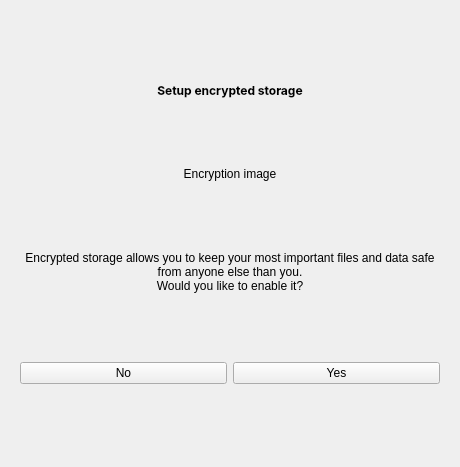
The window that encryptionmanager.ui (Quill-OS/quill) describes before a commit, drawn with Qt 5.
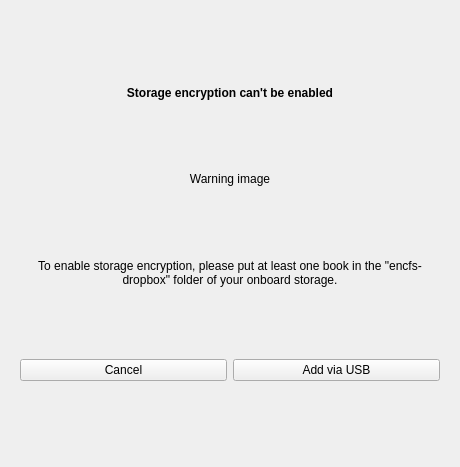
The same window after the commit. The open tabs and pages were chosen to show the change.

Commit message: Storage encryption is slowly getting ready

```diff
--- a/encryptionmanager.ui
+++ b/encryptionmanager.ui
@@ -451,6 +451,142 @@
        </item>
       </layout>
      </widget>
+     <widget class="QWidget" name="page_7">
+      <layout class="QVBoxLayout" name="verticalLayout_7">
+       <item>
+        <layout class="QGridLayout" name="gridLayout_6">
+         <item row="1" column="0">
+          <widget class="QLabel" name="warningLabel">
+           <property name="font">
+            <font>
+             <weight>75</weight>
+             <bold>true</bold>
+            </font>
+           </property>
+           <property name="text">
+            <string>Storage encryption can't be enabled</string>
+           </property>
+           <property name="alignment">
+            <set>Qt::AlignCenter</set>
+           </property>
+           <property name="wordWrap">
+            <bool>true</bool>
+           </property>
+          </widget>
+         </item>
+         <item row="0" column="0">
+          <spacer name="verticalSpacer_18">
+           <property name="orientation">
+            <enum>Qt::Vertical</enum>
+           </property>
+           <property name="sizeHint" stdset="0">
+            <size>
+             <width>20</width>
+             <height>40</height>
+            </size>
+           </property>
+          </spacer>
+         </item>
+         <item row="4" column="0">
+          <spacer name="verticalSpacer_21">
+           <property name="orientation">
+            <enum>Qt::Vertical</enum>
+           </property>
+           <property name="sizeHint" stdset="0">
+            <size>
+             <width>20</width>
+             <height>40</height>
+            </size>
+           </property>
+          </spacer>
+         </item>
+         <item row="6" column="0">
+          <spacer name="verticalSpacer_19">
+           <property name="orientation">
+            <enum>Qt::Vertical</enum>
+           </property>
+           <property name="sizeHint" stdset="0">
+            <size>
+             <width>20</width>
+             <height>40</height>
+            </size>
+           </property>
+          </spacer>
+         </item>
+         <item row="3" column="0">
+          <widget class="QLabel" name="warningImageLabel">
+           <property name="text">
+            <string>Warning image</string>
+           </property>
+           <property name="alignment">
+            <set>Qt::AlignCenter</set>
+           </property>
+          </widget>
+         </item>
+         <item row="9" column="0">
+          <spacer name="verticalSpacer_22">
+           <property name="orientation">
+            <enum>Qt::Vertical</enum>
+           </property>
+           <property name="sizeHint" stdset="0">
+            <size>
+             <width>20</width>
+             <height>40</height>
+            </size>
+           </property>
+          </spacer>
+         </item>
+         <item row="2" column="0">
+          <spacer name="verticalSpacer_20">
+           <property name="orientation">
+            <enum>Qt::Vertical</enum>
+           </property>
+           <property name="sizeHint" stdset="0">
+            <size>
+             <width>20</width>
+             <height>40</height>
+            </size>
+           </property>
+          </spacer>
+         </item>
+         <item row="5" column="0">
+          <widget class="QLabel" name="warningDescriptionLabel">
+           <property name="text">
+            <string>To enable storage encryption, please put at least one book in the &quot;encfs-dropbox&quot; folder of your onboard storage.</string>
+           </property>
+           <property name="alignment">
+            <set>Qt::AlignCenter</set>
+           </property>
+           <property name="wordWrap">
+            <bool>true</bool>
+           </property>
+          </widget>
+         </item>
+         <item row="8" column="0">
+          <layout class="QGridLayout" name="gridLayout_7">
+           <property name="bottomMargin">
+            <number>0</number>
+           </property>
+           <item row="0" column="0">
+            <widget class="QPushButton" name="acceptBtn">
+             <property name="text">
+              <string>Cancel</string>
+             </property>
+            </widget>
+           </item>
+           <item row="0" column="1">
+            <widget class="QPushButton" name="usbmsBtn">
+             <property name="text">
+              <string>Add via USB</string>
+             </property>
+            </widget>
+           </item>
+          </layout>
+         </item>
+        </layout>
+       </item>
+      </layout>
+     </widget>
     </widget>
    </item>
   </layout>
```
The commit also changes 4 other files.
